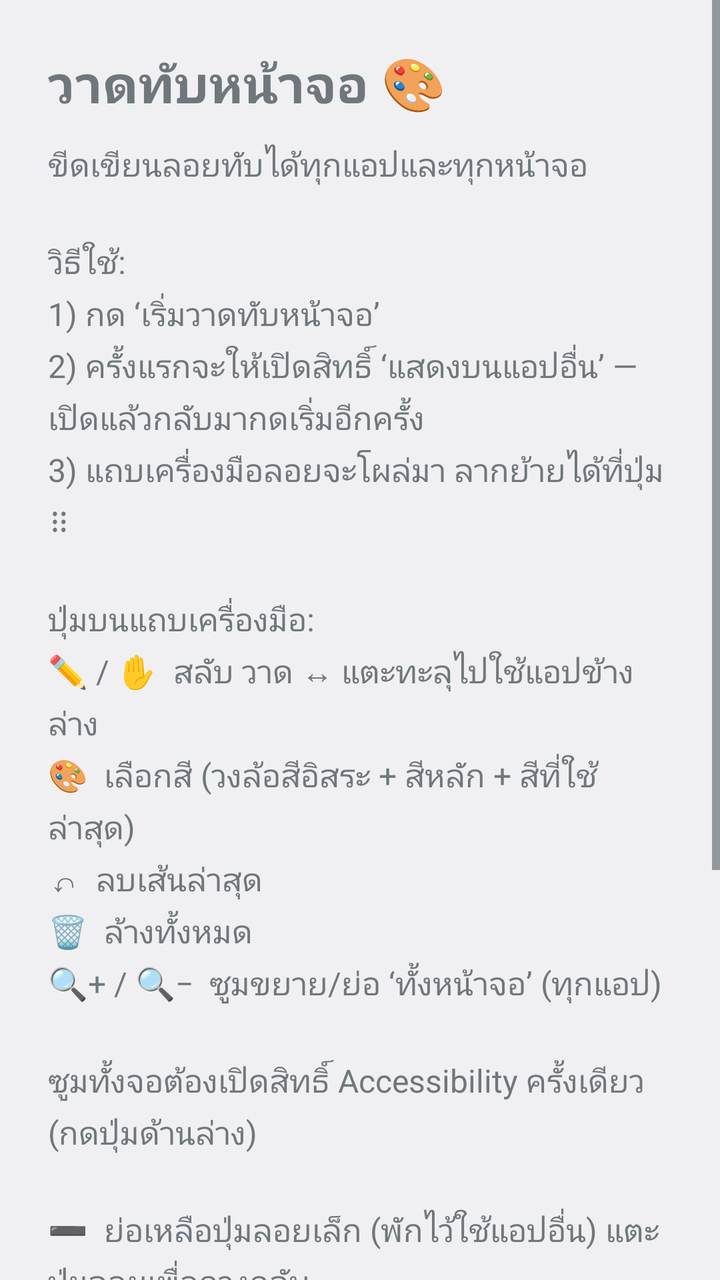
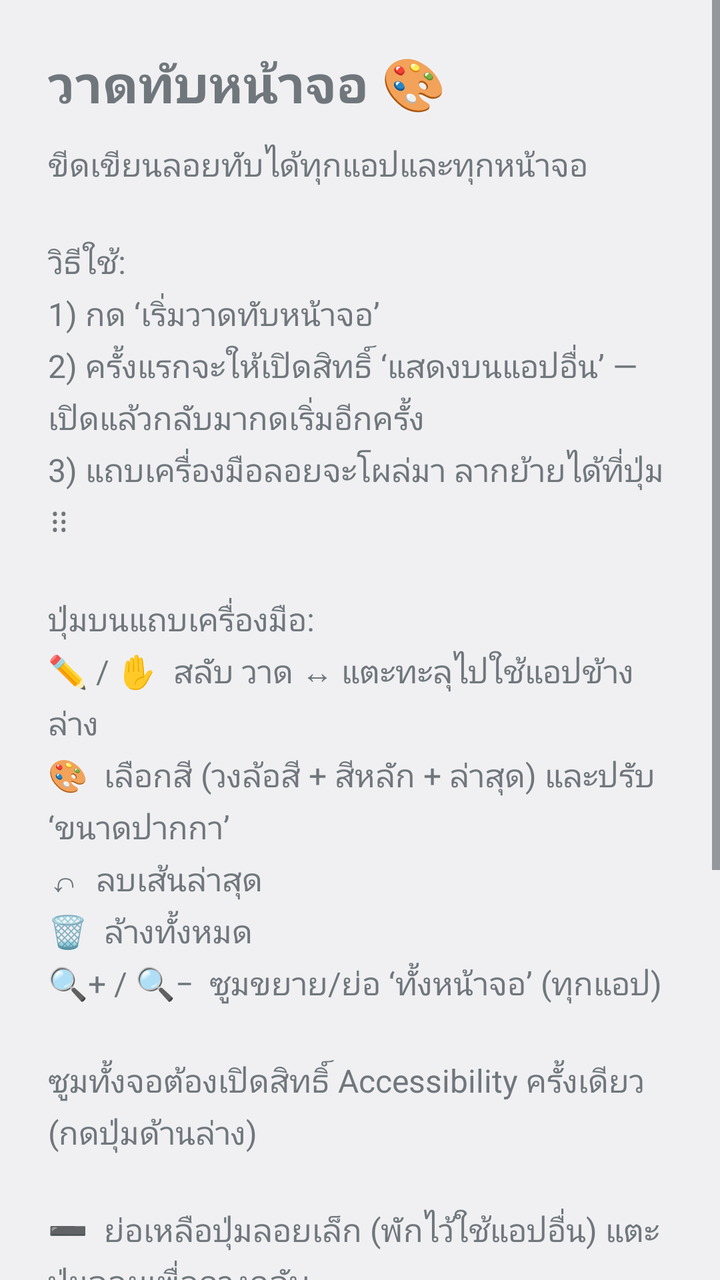

Two renders of the same Android screen: before a commit and after it. Below are the layout's source before the change and the commit's diff.
<!-- AndroidManifest.xml: application theme android:Theme.DeviceDefault.Light -->
<!-- res/layout/activity_main.xml -->
<?xml version="1.0" encoding="utf-8"?>
<ScrollView xmlns:android="http://schemas.android.com/apk/res/android"
    android:layout_width="match_parent"
    android:layout_height="match_parent">

    <LinearLayout
        android:layout_width="match_parent"
        android:layout_height="wrap_content"
        android:orientation="vertical"
        android:padding="24dp">

        <TextView
            android:layout_width="wrap_content"
            android:layout_height="wrap_content"
            android:text="วาดทับหน้าจอ 🎨"
            android:textSize="26sp"
            android:textStyle="bold"
            android:paddingBottom="12dp" />

        <TextView
            android:layout_width="match_parent"
            android:layout_height="wrap_content"
            android:text="ขีดเขียนลอยทับได้ทุกแอปและทุกหน้าจอ\n\nวิธีใช้:\n1) กด ‘เริ่มวาดทับหน้าจอ’\n2) ครั้งแรกจะให้เปิดสิทธิ์ ‘แสดงบนแอปอื่น’ — เปิดแล้วกลับมากดเริ่มอีกครั้ง\n3) แถบเครื่องมือลอยจะโผล่มา ลากย้ายได้ที่ปุ่ม ⠿\n\nปุ่มบนแถบเครื่องมือ:\n✏️ / ✋  สลับ วาด ↔ แตะทะลุไปใช้แอปข้างล่าง\n🎨  เลือกสี (วงล้อสีอิสระ + สีหลัก + สีที่ใช้ล่าสุด)\n↶  ลบเส้นล่าสุด\n🗑  ล้างทั้งหมด\n🔍+ / 🔍−  ซูมขยาย/ย่อ ‘ทั้งหน้าจอ’ (ทุกแอป)\n\nซูมทั้งจอต้องเปิดสิทธิ์ Accessibility ครั้งเดียว (กดปุ่มด้านล่าง)\n\n➖  ย่อเหลือปุ่มลอยเล็ก (พักไว้ใช้แอปอื่น) แตะปุ่มลอยเพื่อกางกลับ\n✕  ปิด"
            android:textSize="16sp"
            android:lineSpacingMultiplier="1.2"
            android:paddingBottom="28dp" />

        <TextView
            android:id="@+id/statusText"
            android:layout_width="match_parent"
            android:layout_height="wrap_content"
            android:text=""
            android:textStyle="bold"
            android:textSize="15sp"
            android:paddingBottom="12dp" />

        <Button
            android:id="@+id/btnStart"
            android:layout_width="match_parent"
            android:layout_height="wrap_content"
            android:text="เริ่มวาดทับหน้าจอ"
            android:textSize="18sp"
            android:paddingVertical="14dp" />

        <Button
            android:id="@+id/btnZoomPerm"
            android:layout_width="match_parent"
            android:layout_height="wrap_content"
            android:layout_marginTop="12dp"
            android:text="เปิดสิทธิ์ซูมทั้งจอ (Accessibility)"
            android:textSize="16sp"
            android:paddingVertical="14dp" />

        <Button
            android:id="@+id/btnStop"
            android:layout_width="match_parent"
            android:layout_height="wrap_content"
            android:layout_marginTop="12dp"
            android:text="หยุด"
            android:textSize="18sp"
            android:paddingVertical="14dp" />
    </LinearLayout>
</ScrollView>
<!-- resources referenced by this layout -->
<resources>

</resources>

<!-- the commit's change to res/layout/activity_main.xml (unified diff, before → after) -->
@@ -20,7 +20,7 @@
         <TextView
             android:layout_width="match_parent"
             android:layout_height="wrap_content"
-            android:text="ขีดเขียนลอยทับได้ทุกแอปและทุกหน้าจอ\n\nวิธีใช้:\n1) กด ‘เริ่มวาดทับหน้าจอ’\n2) ครั้งแรกจะให้เปิดสิทธิ์ ‘แสดงบนแอปอื่น’ — เปิดแล้วกลับมากดเริ่มอีกครั้ง\n3) แถบเครื่องมือลอยจะโผล่มา ลากย้ายได้ที่ปุ่ม ⠿\n\nปุ่มบนแถบเครื่องมือ:\n✏️ / ✋  สลับ วาด ↔ แตะทะลุไปใช้แอปข้างล่าง\n🎨  เลือกสี (วงล้อสีอิสระ + สีหลัก + สีที่ใช้ล่าสุด)\n↶  ลบเส้นล่าสุด\n🗑  ล้างทั้งหมด\n🔍+ / 🔍−  ซูมขยาย/ย่อ ‘ทั้งหน้าจอ’ (ทุกแอป)\n\nซูมทั้งจอต้องเปิดสิทธิ์ Accessibility ครั้งเดียว (กดปุ่มด้านล่าง)\n\n➖  ย่อเหลือปุ่มลอยเล็ก (พักไว้ใช้แอปอื่น) แตะปุ่มลอยเพื่อกางกลับ\n✕  ปิด"
+            android:text="ขีดเขียนลอยทับได้ทุกแอปและทุกหน้าจอ\n\nวิธีใช้:\n1) กด ‘เริ่มวาดทับหน้าจอ’\n2) ครั้งแรกจะให้เปิดสิทธิ์ ‘แสดงบนแอปอื่น’ — เปิดแล้วกลับมากดเริ่มอีกครั้ง\n3) แถบเครื่องมือลอยจะโผล่มา ลากย้ายได้ที่ปุ่ม ⠿\n\nปุ่มบนแถบเครื่องมือ:\n✏️ / ✋  สลับ วาด ↔ แตะทะลุไปใช้แอปข้างล่าง\n🎨  เลือกสี (วงล้อสี + สีหลัก + ล่าสุด) และปรับ ‘ขนาดปากกา’\n↶  ลบเส้นล่าสุด\n🗑  ล้างทั้งหมด\n🔍+ / 🔍−  ซูมขยาย/ย่อ ‘ทั้งหน้าจอ’ (ทุกแอป)\n\nซูมทั้งจอต้องเปิดสิทธิ์ Accessibility ครั้งเดียว (กดปุ่มด้านล่าง)\n\n➖  ย่อเหลือปุ่มลอยเล็ก (พักไว้ใช้แอปอื่น) แตะปุ่มลอยเพื่อกางกลับ\n✕  ปิด"
             android:textSize="16sp"
             android:lineSpacingMultiplier="1.2"
             android:paddingBottom="28dp" />
